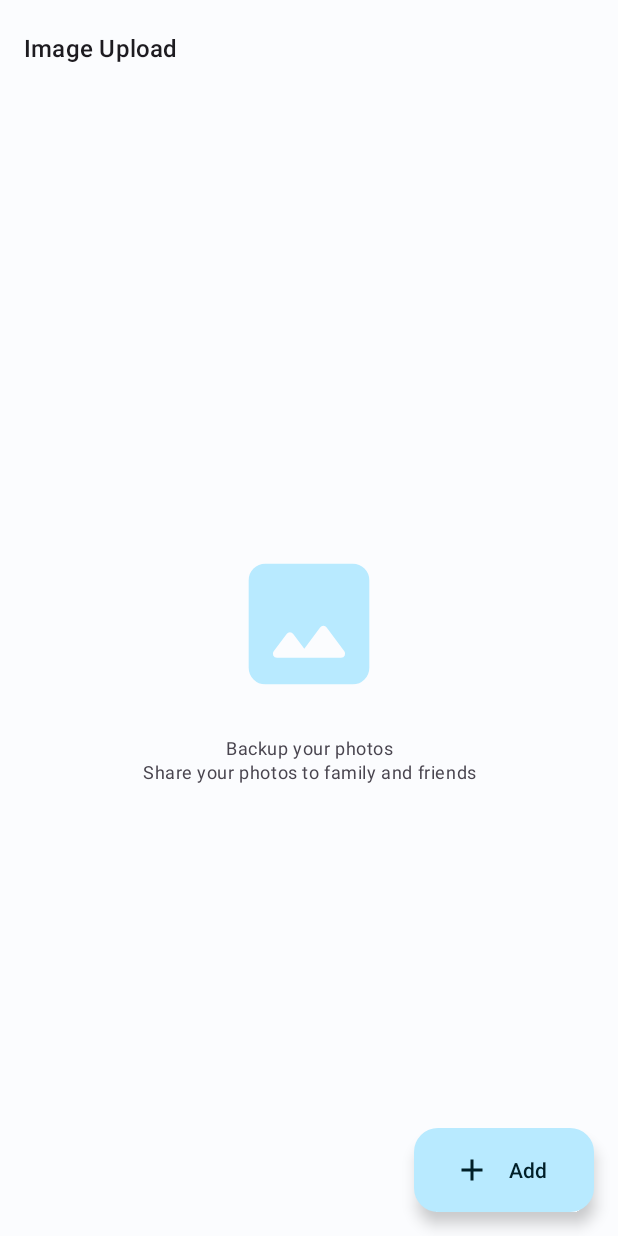
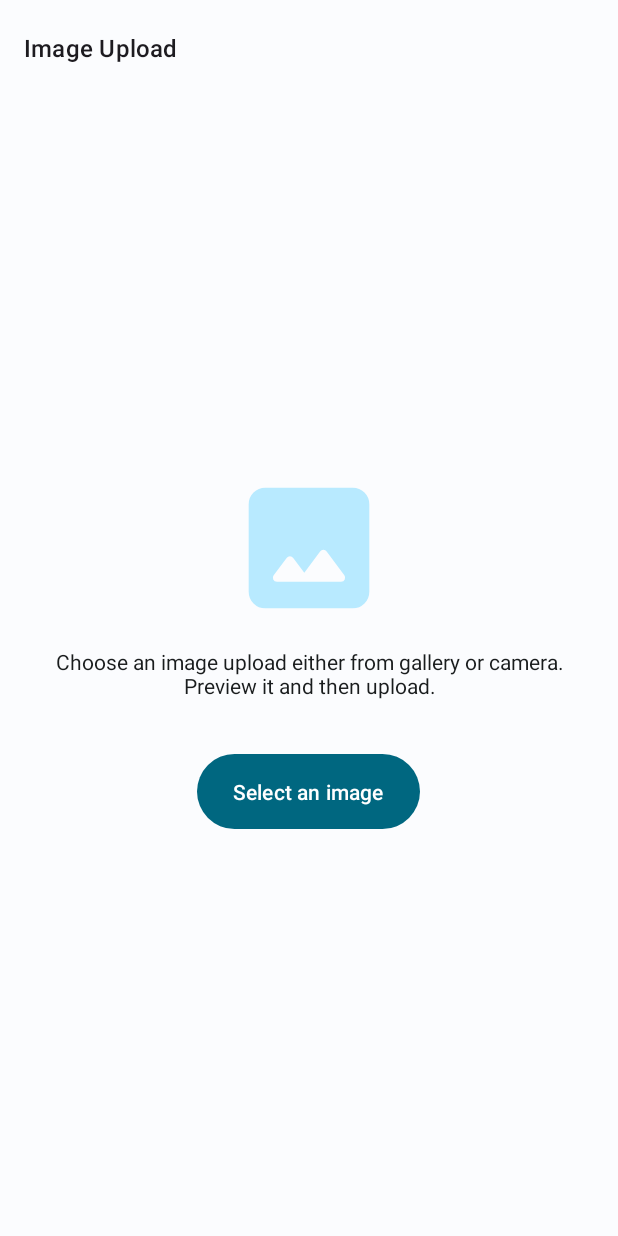
Before and after one commit to ashik169/ImageUpload, an Android app: the screen it shows after launch (HomeActivity), on a phone screen of 412 x 824 dp. Run offline under Robolectric (Android 15) with nearby library versions, the phone set to English and light mode, and no system bars; our stand-ins replace navigation-ui; pictures from the network do not load.

Commit message:
Created Single ImageUploadView.kt component. It contains pick an image, PreviewView.kt and LoadingView.kt

```diff
--- /dev/null
+++ b/app/src/main/java/com/ashik/imageupload/customview/ImageUploadView.kt
@@ -0,0 +1,313 @@
+package com.ashik.imageupload.customview
+
+import android.content.Context
+import android.content.res.ColorStateList
+import android.graphics.Color
+import android.graphics.drawable.Drawable
+import android.util.AttributeSet
+import android.util.Log
+import android.view.Gravity
+import android.view.View
+import android.view.ViewGroup
+import android.widget.Button
+import android.widget.FrameLayout
+import android.widget.ImageView
+import android.widget.LinearLayout
+import android.widget.TextView
+import androidx.appcompat.content.res.AppCompatResources
+import androidx.core.content.ContextCompat
+import androidx.core.net.toUri
+import androidx.core.view.ViewCompat
+import androidx.core.view.isVisible
+import androidx.core.view.setMargins
+import androidx.core.view.setPadding
+import androidx.core.widget.ImageViewCompat
+import com.ashik.imageupload.R
+import com.ashik.imageupload.model.FileInfoModel
+import com.ashik.imageupload.ui.component.LoadingView
+import com.ashik.imageupload.ui.component.PreviewView
+import com.ashik.imageupload.utils.ImageCache
+import com.google.android.material.button.MaterialButton
+import com.google.android.material.color.MaterialColors
+
+class ImageUploadView : FrameLayout {
+
+    companion object {
+        const val TAG = "ImageUploadView"
+    }
+
+
+    private lateinit var imgPlaceHolder: ImageView
+    private lateinit var labelPlaceHolder: TextView
+    private lateinit var chooseButton: Button
+    private lateinit var footerButtonLayout: ViewGroup
+
+    private var labelHint: String? = null
+    private var hintColor: Int = Color.BLACK
+    private var thumbnailPlaceHolder: Drawable? = null
+    private var thumbnailTint: Int = Color.BLACK
+
+    private var isPreviewShown: Boolean = false
+
+    private var fileInfo: FileInfoModel? = null
+
+    private var chooseClickListener: OnClickListener? = null
+    private var uploadClickListener: ((FileInfoModel) -> Unit)? = null
+
+    private var buttonHeight: Int = 40
+
+    constructor(context: Context) : super(context) {
+        initView(context, null, -1)
+    }
+
+    constructor(
+        context: Context, attrs: AttributeSet?
+    ) : super(context, attrs) {
+        initView(context, attrs, -1)
+    }
+
+    constructor(
+        context: Context, attrs: AttributeSet?, defStyleAttr: Int
+    ) : super(context, attrs, defStyleAttr) {
+        initView(context, attrs, defStyleAttr)
+    }
+
+    private fun initView(
+        context: Context, attrs: AttributeSet?, defStyleAttr: Int
+    ) {
+        Log.d(
+            TAG, """context -> $context,
+            |attrs -> $attrs
+            |defStyleAttr -> $defStyleAttr
+        """.trimMargin()
+        )
+
+        buttonHeight = context.resources.getDimensionPixelSize(R.dimen.button_height)
+
+        val typedArray = context.obtainStyledAttributes(attrs, R.styleable.ImageUploadView)
+        labelHint = typedArray.getString(R.styleable.ImageUploadView_android_hint)
+        if (isInEditMode) {
+            labelHint = labelHint ?: context.getString(R.string.hint_pick_image)
+        }
+        hintColor = typedArray.getColor(
+            R.styleable.ImageUploadView_android_textColorHint,
+            ContextCompat.getColor(context, R.color.black)
+        )
+        thumbnailPlaceHolder = typedArray.getDrawable(
+            R.styleable.ImageUploadView_placeholderIcon
+        ) ?: AppCompatResources.getDrawable(context, R.drawable.image_filled_24dp)
+        thumbnailTint = typedArray.getColor(
+            R.styleable.ImageUploadView_placeholderIconTint,
+            MaterialColors.getColor(this, com.google.android.material.R.attr.colorPrimary)
+        )
+        typedArray.recycle()
+
+        // PlaceHolder View
+        val placeHolderLayout = LinearLayout(context).apply {
+            orientation = LinearLayout.VERTICAL
+            id = ViewCompat.generateViewId()
+            // Image Placeholder
+            imgPlaceHolder = ImageView(context).apply {
+                layoutParams = LinearLayout.LayoutParams(150, 150)
+                gravity = Gravity.CENTER
+                scaleType = ImageView.ScaleType.FIT_CENTER
+                setImageDrawable(thumbnailPlaceHolder)
+                ImageViewCompat.setImageTintList(this, ColorStateList.valueOf(thumbnailTint))
+            }
+            addView(imgPlaceHolder)
+            // Label Placeholder
+            labelPlaceHolder = TextView(context).apply {
+                id = R.id.labelTitle
+                setPadding(context.resources.getDimensionPixelSize(R.dimen.activity_horizontal_margin))
+                textAlignment = TEXT_ALIGNMENT_CENTER
+                layoutParams = LinearLayout.LayoutParams(
+                    LinearLayout.LayoutParams.MATCH_PARENT, LinearLayout.LayoutParams.WRAP_CONTENT
+                )
+                text = labelHint
+                setTextColor(hintColor)
+            }
+            addView(labelPlaceHolder)
+            // Choose Button
+            chooseButton = MaterialButton(context).apply {
+                id = R.id.btnChoose
+                layoutParams = LinearLayout.LayoutParams(
+                    LinearLayout.LayoutParams.WRAP_CONTENT, buttonHeight
+                ).apply {
+                    setMargins(context.resources.getDimensionPixelSize(R.dimen.activity_horizontal_margin))
+                }
+                text = context.getString(R.string.pick_image)
+                setOnClickListener(::onClickChoose)
+            }
+            addView(chooseButton)
+        }
+        addView(
+            placeHolderLayout,
+            LayoutParams(LayoutParams.MATCH_PARENT, LayoutParams.WRAP_CONTENT, Gravity.CENTER)
+        )
+
+        // Upload Button
+        footerButtonLayout = LinearLayout(context).apply {
+            id = ViewCompat.generateViewId()
+            orientation = LinearLayout.HORIZONTAL
+            isVisible = false
+            val cancelButton = MaterialButton(context).apply {
+                id = R.id.btnCancel
+                text = context.getString(R.string.cancel)
+                setBackgroundColor(MaterialColors.getColor(this, com.google.android.material.R.attr.colorOnSurfaceInverse))
+                setTextColor(MaterialColors.getColor(this, com.google.android.material.R.attr.colorSurfaceInverse))
+                setOnClickListener { reset() }
+            }
+            addView(cancelButton, LinearLayout.LayoutParams(0, buttonHeight, 1f).apply {
+                marginEnd =
+                    (context.resources.getDimensionPixelSize(R.dimen.activity_horizontal_margin) / 2)
+            })
+
+            val uploadButton = MaterialButton(context).apply {
+                id = R.id.btnUpload
+                text = context.getString(R.string.upload_label)
+                setOnClickListener { onClickUpload() }
+            }
+            addView(uploadButton, LinearLayout.LayoutParams(0, buttonHeight, 1f).apply {
+                marginEnd =
+                    (context.resources.getDimensionPixelSize(R.dimen.activity_horizontal_margin) / 2)
+            })
+        }
+        if(isInEditMode) isVisible = true
+        addView(footerButtonLayout, LayoutParams(
+            LayoutParams.MATCH_PARENT,
+            LayoutParams.WRAP_CONTENT,
+            Gravity.BOTTOM or Gravity.CENTER
+        ).apply {
+            setMargins(context.resources.getDimensionPixelSize(R.dimen.activity_horizontal_margin))
+        })
+    }
+
+    fun setOnChooseClickListener(listener: OnClickListener) {
+        chooseClickListener = listener
+    }
+
+    fun setOnUploadClickListener(listener: (FileInfoModel) -> Unit) {
+        uploadClickListener = listener
+    }
+
+    private fun onClickChoose(view: View) {
+        chooseClickListener?.onClick(view)
+    }
+
+    private fun onClickPreview(@Suppress("UNUSED_PARAMETER") view: View) {
+        isPreviewShown = true
+        var previewLayout = findViewById<View?>(R.id.layoutPreview)
+        Log.d(TAG, "previewLayout -> $previewLayout")
+        if (previewLayout == null) {
+            previewLayout = PreviewView(context).apply {
+                id = R.id.layoutPreview
+                setImageUri(fileInfo!!.uri)
+                setOnCloseClickListener {
+                    closePreview()
+                }
+            }
+            addView(
+                previewLayout, LayoutParams(LayoutParams.MATCH_PARENT, LayoutParams.MATCH_PARENT)
+            )
+        }
+    }
+
+    private fun onClickUpload() {
+        fileInfo?.let { info ->
+            uploadClickListener?.invoke(info)
+        }
+    }
+
+    fun setFileInfo(info: FileInfoModel?) {
+        Log.d(TAG, "info -> $info")
+        fileInfo = info
+        if (fileInfo != null) {
+            labelPlaceHolder.text = info?.fileName
+            val file = info!!.file
+            val imageCache = ImageCache.getInstance()
+            imgPlaceHolder.apply {
+                ImageViewCompat.setImageTintList(this, null)
+                scaleType = ImageView.ScaleType.CENTER_CROP
+                when (val bitmap = imageCache.get(file.absolutePath)) {
+                    null -> setImageURI(file.toUri())
+                    else -> setImageBitmap(bitmap)
+                }
+            }
+            chooseButton.apply {
+                text = context.getString(R.string.label_preview)
+                setOnClickListener(::onClickPreview)
+            }
+            footerButtonLayout.isVisible = true
+        } else {
+            resetView()
+        }
+    }
+
+    fun reset() {
+        Log.d(TAG, "reset")
+        fileInfo = null
+        resetView()
+    }
+
+    private fun resetView() {
+        isPreviewShown = false
+        labelPlaceHolder.text = labelHint
+        imgPlaceHolder.apply {
+            scaleType = ImageView.ScaleType.FIT_CENTER
+            setImageDrawable(thumbnailPlaceHolder)
+            ImageViewCompat.setImageTintList(
+                this, ColorStateList.valueOf(thumbnailTint)
+            )
+        }
+        chooseButton.apply {
+            text = context.getString(R.string.pick_image)
+            setOnClickListener(::onClickChoose)
+        }
+        footerButtonLayout.isVisible = false
+    }
+
+    private fun closePreview() {
+        findViewById<View?>(R.id.layoutPreview)?.let {
+            this@ImageUploadView.removeView(it)
+        }
+        isPreviewShown = false
+    }
+
+    fun showLoading() {
+        var loadingLayout = findViewById<View?>(R.id.layoutLoading)
+        Log.d(TAG, "showLoading -> $loadingLayout")
+        if (loadingLayout == null) {
+            loadingLayout = LoadingView(context).apply {
+                id = R.id.layoutLoading
+            }
+            addView(
+                loadingLayout, LayoutParams(
+                    LayoutParams.MATCH_PARENT, LayoutParams.MATCH_PARENT
+                )
+            )
+        }
+    }
+
+    fun hideLoading() {
+        findViewById<View?>(R.id.layoutLoading)?.let {
+            this@ImageUploadView.removeView(it)
+        }
+    }
+
+    private fun isLoading(): Boolean {
+        return findViewById<View?>(R.id.layoutLoading) != null
+    }
+
+    fun onBackPressed(): Boolean {
+        if (isLoading()) return true
+        if (isPreviewShown) {
+            closePreview()
+            return true
+        }
+        if (fileInfo != null) {
+            reset()
+            return true
+        }
+        return false
+    }
+}
--- /dev/null
+++ b/app/src/main/java/com/ashik/imageupload/ui/component/ImageUploadViewFragment.kt
@@ -0,0 +1,122 @@
+package com.ashik.imageupload.ui.component
+
+import android.content.Context
+import android.net.Uri
+import android.os.Bundle
+import android.util.Log
+import android.view.LayoutInflater
+import android.view.View
+import android.view.ViewGroup
+import androidx.activity.OnBackPressedCallback
+import androidx.core.os.bundleOf
+import androidx.fragment.app.Fragment
+import androidx.fragment.app.activityViewModels
+import androidx.lifecycle.Lifecycle
+import androidx.lifecycle.lifecycleScope
+import androidx.lifecycle.repeatOnLifecycle
+import androidx.navigation.fragment.findNavController
+import com.ashik.imageupload.databinding.FragmentImageUploadViewBinding
+import com.ashik.imageupload.extensions.showChooseOptions
+import com.ashik.imageupload.model.ImageOption
+import com.ashik.imageupload.service.FileBackgroundService
+import com.ashik.imageupload.ui.IMediaResultCallback
+import com.ashik.imageupload.ui.MediaResultContract
+import kotlinx.coroutines.flow.collectLatest
+import kotlinx.coroutines.launch
+
+class ImageUploadViewFragment : Fragment(), IMediaResultCallback {
+
+    private var _binding: FragmentImageUploadViewBinding? = null
+    private val binding get() = _binding!!
+
+    private lateinit var mediaResultContract: MediaResultContract
+
+    private val viewModel by activityViewModels<ImageUploadViewModel>()
+
+    override fun onAttach(context: Context) {
+        super.onAttach(context)
+        val callback = object : OnBackPressedCallback(true) {
+            override fun handleOnBackPressed() {
+                val imageUploadView = binding.root
+                if (!imageUploadView.onBackPressed()) {
+                    viewModel.clearImage()
+                    if (!findNavController().popBackStack()) {
+                        activity?.finish()
+                    }
+                }
+            }
+        }
+        requireActivity().onBackPressedDispatcher.addCallback(callback)
+    }
+
+    override fun onCreate(savedInstanceState: Bundle?) {
+        super.onCreate(savedInstanceState)
+        mediaResultContract =
+            MediaResultContract(requireContext(), requireActivity().activityResultRegistry, this)
+        lifecycle.addObserver(mediaResultContract)
+    }
+
+    override fun onCreateView(
+        inflater: LayoutInflater, container: ViewGroup?, savedInstanceState: Bundle?
+    ): View {
+        _binding = FragmentImageUploadViewBinding.inflate(inflater, container, false)
+        return binding.root
+    }
+
+    override fun onViewCreated(view: View, savedInstanceState: Bundle?) {
+        super.onViewCreated(view, savedInstanceState)
+        FileBackgroundService.FILE_BACKGROUND_PROGRESS.observe(viewLifecycleOwner) {
+            when {
+                it == null -> {
+                    binding.root.hideLoading()
+                }
+
+                it.isDone -> {
+                    binding.root.reset()
+                    binding.root.hideLoading()
+                }
+
+                else -> {
+                    binding.root.showLoading()
+                }
+            }
+        }
+        binding.root.setOnChooseClickListener {
+            it.context.showChooseOptions { option ->
+                when (option.id) {
+                    ImageOption.CAMERA -> mediaResultContract.openCamera()
+                    else -> mediaResultContract.openGallery()
+                }
+            }
+        }
+
+        binding.root.setOnUploadClickListener {
+            FileBackgroundService.startUploadService(
+                view.context, bundleOf(
+                    FileBackgroundService.IMAGE_URIS to mutableListOf(it)
+                )
+            )
+        }
+
+        viewLifecycleOwner.lifecycleScope.launch {
+            repeatOnLifecycle(Lifecycle.State.RESUMED) {
+                viewModel.fileInfo.collectLatest {
+                    Log.d(ImageUploadViewModel.TAG, "fileInfo -> $it")
+                    binding.root.setFileInfo(it)
+                }
+            }
+        }
+    }
+
+    override fun onPermissionDenied() = false
+
+    override fun onImageResult(uris: List<Uri>) {
+        Log.d("ImageUpload", "onImageResult")
+        viewModel.updateImage(uris)
+    }
+
+    override fun onDestroyView() {
+        super.onDestroyView()
+        _binding = null
+    }
+}
--- /dev/null
+++ b/app/src/main/java/com/ashik/imageupload/ui/component/ImageUploadViewModel.kt
@@ -0,0 +1,53 @@
+package com.ashik.imageupload.ui.component
+
+import android.app.Application
+import android.net.Uri
+import android.util.Log
+import androidx.lifecycle.AndroidViewModel
+import androidx.lifecycle.SavedStateHandle
+import androidx.lifecycle.ViewModel
+import androidx.lifecycle.viewModelScope
+import com.ashik.imageupload.utils.FileUtils
+import com.ashik.imageupload.utils.ImageCache
+import com.ashik.imageupload.utils.fileSizeInMb
+import kotlinx.coroutines.Dispatchers
+import kotlinx.coroutines.flow.flowOn
+import kotlinx.coroutines.flow.mapNotNull
+import kotlinx.coroutines.flow.stateIn
+import kotlinx.coroutines.withContext
+
+class ImageUploadViewModel(
+    application: Application,
+    private val savedStateHandle: SavedStateHandle
+) :
+    AndroidViewModel(application) {
+    companion object {
+        const val TAG = "ImageUploadViewModel"
+
+        private const val IMAGE_URI = "image_uri"
+    }
+
+    private val imageCache = ImageCache.getInstance()
+
+    val fileInfo = savedStateHandle.getStateFlow<Uri?>(IMAGE_URI, null).mapNotNull { uri ->
+        Log.d(TAG, "savedStateHandle.image_uri -> $uri")
+        uri ?: return@mapNotNull null
+        val myApplication = getApplication() as Application
+        val fileInfo = FileUtils.getFileInfo(myApplication, uri)?.also { fileInfo ->
+            FileUtils.getBitmap(fileInfo.file, fileInfo.file.fileSizeInMb.toInt())?.let {
+                imageCache.put(fileInfo.file.absolutePath, it)
+            }
+        }
+        fileInfo
+    }.flowOn(Dispatchers.IO)
+
+    fun updateImage(uris: List<Uri>) {
+        Log.d(TAG, "updateImage -> $uris")
+        savedStateHandle[IMAGE_URI] = uris.first()
+    }
+
+    fun clearImage() {
+        Log.d(TAG, "clearImage")
+        savedStateHandle[IMAGE_URI] = null
+    }
+}
--- a/app/src/main/res/layout/activity_home.xml
+++ b/app/src/main/res/layout/activity_home.xml
@@ -18,14 +18,14 @@
             app:subtitleTextAppearance="?textAppearanceBodySmall"
             app:titleTextAppearance="?textAppearanceTitleMedium"
             tools:subtitle="IMG_1000239323343.jpg"
-            tools:title="@string/preview_fragment_label" />
+            tools:title="@string/label_preview" />
 
     </com.google.android.material.appbar.AppBarLayout>
 
     <include layout="@layout/content_main" />
 
     <LinearLayout
-        android:id="@+id/layout_loading"
+        android:id="@+id/layoutLoading"
         android:layout_width="match_parent"
         android:layout_height="match_parent"
         android:background="#66FFFFFF"
--- /dev/null
+++ b/app/src/main/res/layout/fragment_image_upload_view.xml
@@ -0,0 +1,11 @@
+<?xml version="1.0" encoding="utf-8"?>
+<com.ashik.imageupload.customview.ImageUploadView xmlns:android="http://schemas.android.com/apk/res/android"
+    xmlns:app="http://schemas.android.com/apk/res-auto"
+    xmlns:tools="http://schemas.android.com/tools"
+    android:layout_width="match_parent"
+    android:layout_height="match_parent"
+    android:hint="@string/hint_task_info"
+    android:textColorHint="?colorOnSurface"
+    app:placeholderIcon="@drawable/image_filled_24dp"
+    app:placeholderIconTint="@color/md_theme_dark_onPrimaryContainer"
+    tools:context=".ui.component.ImageUploadViewFragment" />
--- a/app/src/main/res/navigation/nav_graph.xml
+++ b/app/src/main/res/navigation/nav_graph.xml
@@ -3,7 +3,7 @@
     xmlns:app="http://schemas.android.com/apk/res-auto"
     xmlns:tools="http://schemas.android.com/tools"
     android:id="@+id/nav_graph"
-    app:startDestination="@id/HomeFragment">
+    app:startDestination="@id/ImageUploadViewFragment">
 
     <fragment
         android:id="@+id/HomeFragment"
@@ -18,17 +18,21 @@
         <action
             android:id="@+id/action_navigate_to_preview"
             app:destination="@id/PreviewFragment" />
+
+        <action
+            android:id="@+id/action_navigate_to_view_component"
+            app:destination="@id/ImageUploadViewFragment" />
     </fragment>
     <fragment
         android:id="@+id/UploadImageFragment"
         android:name="com.ashik.imageupload.ui.upload.PreviewUploadFragment"
-        android:label="@string/preview_fragment_label"
+        android:label="@string/label_preview"
         tools:layout="@layout/fragment_preview_upload" />
 
     <fragment
         android:id="@+id/PreviewFragment"
         android:name="com.ashik.imageupload.ui.preview.GalleryFragment"
-        android:label="@string/preview_fragment_label"
+        android:label="@string/label_preview"
         tools:layout="@layout/fragment_gallery">
 
         <action
@@ -36,6 +40,12 @@
             app:destination="@id/FileInfoDialog" />
     </fragment>
 
+    <fragment
+        android:id="@+id/ImageUploadViewFragment"
+        android:name="com.ashik.imageupload.ui.component.ImageUploadViewFragment"
+        android:label="@string/app_name"
+        tools:layout="@layout/fragment_image_upload_view" />
+
     <dialog
         android:id="@+id/FileInfoDialog"
         android:name="com.ashik.imageupload.ui.preview.info.FileInfoDialogFragment"
--- a/app/src/main/res/values/dimens.xml
+++ b/app/src/main/res/values/dimens.xml
@@ -1,3 +1,5 @@
 <resources>
     <dimen name="fab_margin">16dp</dimen>
+    <dimen name="activity_horizontal_margin">16dp</dimen>
+    <dimen name="button_height">58dp</dimen>
 </resources>
--- /dev/null
+++ b/app/src/main/res/values/ids.xml
@@ -0,0 +1,6 @@
+<?xml version="1.0" encoding="utf-8"?>
+<resources>
+    <item name="btnChoose" type="id" />
+    <item name="labelTitle" type="id" />
+    <item name="layoutPreview" type="id" />
+</resources>
--- a/app/src/main/res/values/strings.xml
+++ b/app/src/main/res/values/strings.xml
@@ -1,7 +1,7 @@
 <resources>
     <string name="app_name">Image Upload</string>
 
-    <string name="preview_fragment_label">Preview</string>
+    <string name="label_preview">Preview</string>
     <string name="label_pick_image">Choose an Image</string>
     <string name="label_choose_an_option">Choose an Option</string>
     <string name="upload_label">Upload</string>
@@ -10,6 +10,8 @@
     <string name="hint_pick_image">
         Backup your photos\nShare your photos to family and friends
     </string>
+    <string name="pick_image">Select an image</string>
+    <string name="hint_task_info">Choose an image upload either from gallery or camera. Preview it and then upload.</string>
     <string name="camera">Camera</string>
     <string name="gallery">Gallery</string>
     <string name="label_uploading">Uploading…</string>
```
Also changed, not shown: app/src/main/java/com/ashik/imageupload/extensions/ContextExtensions.kt (+31 -0 lines), app/src/main/java/com/ashik/imageupload/ui/component/LoadingView.kt (added, +46 -0 lines), app/src/main/java/com/ashik/imageupload/ui/component/PreviewView.kt (added, +49 -0 lines), app/src/main/java/com/ashik/imageupload/ui/home/HomeFragment.kt (+27 -1 lines), app/src/main/res/drawable/ic_cancel_24dp.xml (added, +10 -0 lines), app/src/main/res/menu/menu_home.xml (added, +10 -0 lines), app/src/main/res/values/attrs.xml (added, +11 -0 lines).
